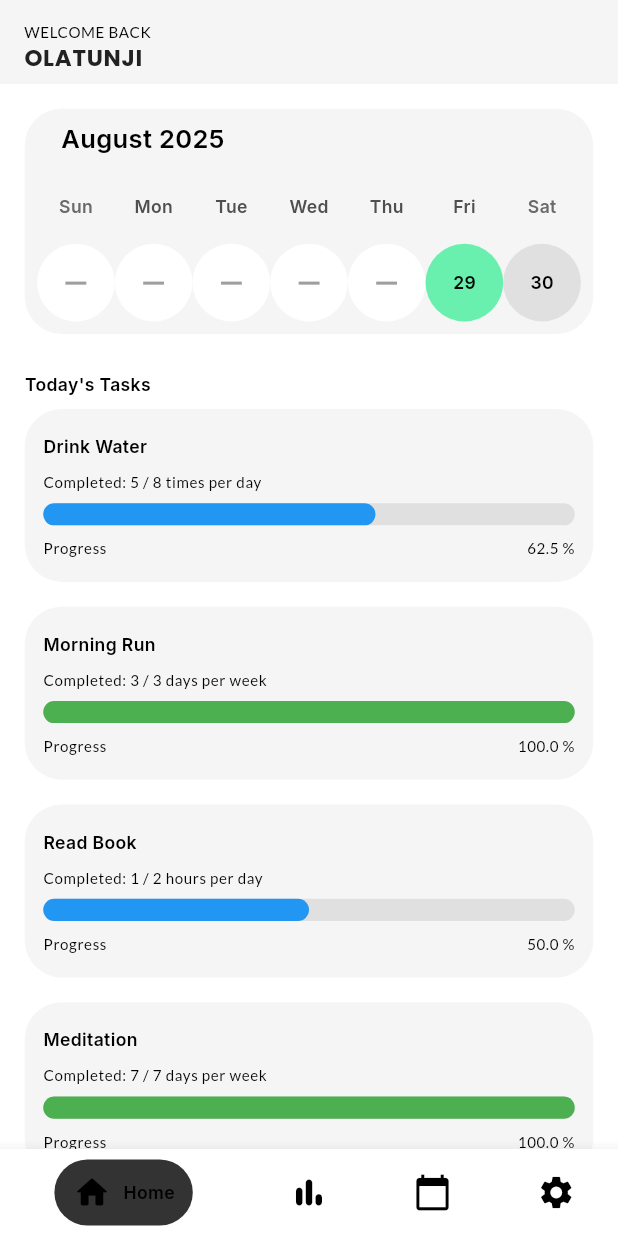
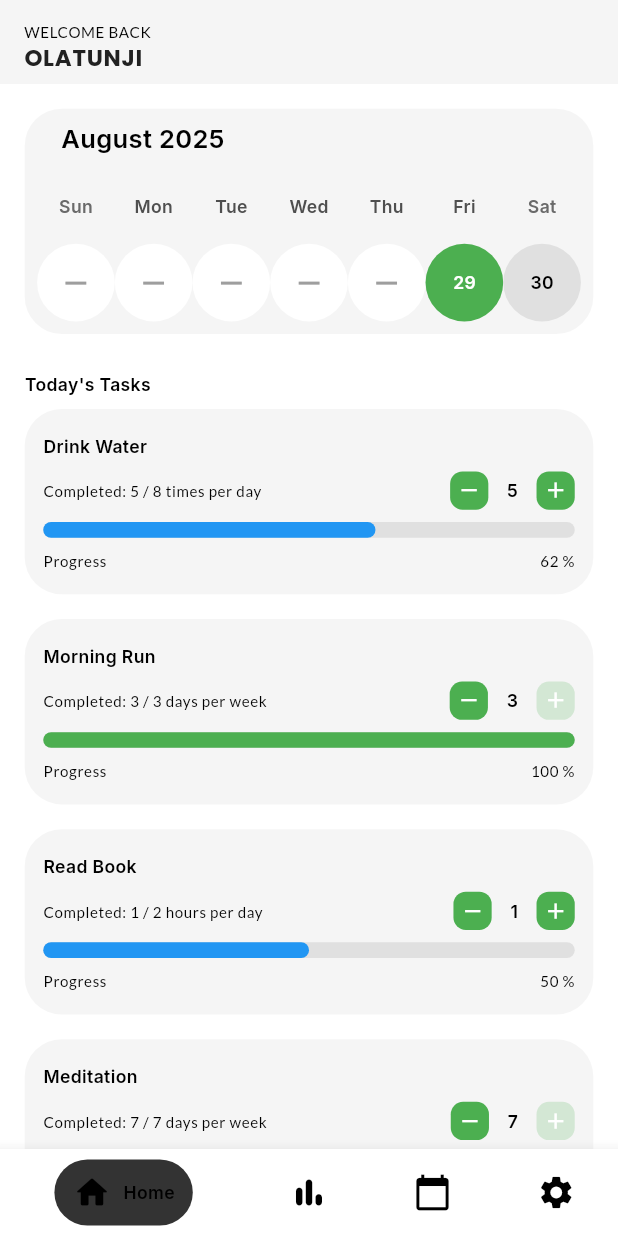
Before and after one commit to Abdulbazeet/Taskflow, a Flutter app: the screen it shows after launch, on a phone screen of 412 x 824 dp. Run offline on Flutter 3.47's test engine with Material 3 defaults, Android fonts, the phone set to English and light mode, and no system bars; drawn by our look-alikes of stylish_bottom_bar, table_calendar; our stand-ins replace go_router, google_fonts, sizer.

Commit message:
`Refactor Today widget: update colors, layout, and habit tracking UI`

```diff
--- a/lib/presenation/today/today.dart
+++ b/lib/presenation/today/today.dart
@@ -63,12 +63,14 @@ class _TodayState extends State<Today> {
                     return Container(
                       decoration: BoxDecoration(
                         shape: BoxShape.circle,
-                        color: Colors.greenAccent,
+                        color: Theme.of(context).colorScheme.primary,
                       ),
                       child: Center(
                         child: Text(
                           date.day.toString(),
-                          style: Theme.of(context).textTheme.bodyMedium,
+                          style: Theme.of(
+                            context,
+                          ).textTheme.bodyMedium!.copyWith(color: Colors.white),
                         ),
                       ),
                     );
@@ -119,8 +121,12 @@ class _TodayState extends State<Today> {
                 List<Habits> habitItems = [];
                 final List habit = AppUtils.habits;
                 habitItems = habit.map((e) => Habits.fromMap(e)).toList();
+                int currentRun = habitItems[index].achievedValue;
+                Color iconColor = Theme.of(context).colorScheme.primary;
+                return StatefulBuilder(
+                  builder: (context, setState) {
                     return Container(
-                  height: 14.sh,
+                      height: 15.sh,
                       decoration: BoxDecoration(
                         color: Theme.of(context).colorScheme.surface,
 
@@ -146,8 +152,90 @@ class _TodayState extends State<Today> {
                           Row(
                             children: [
                               Text(
-                            'Completed: ${habitItems[index].achievedValue} / ${habitItems[index].frequencyValue} ${habitItems[index].frequencyUnit}',
+                                'Completed: $currentRun / ${habitItems[index].frequencyValue} ${habitItems[index].frequencyUnit}',
                                 style: Theme.of(context).textTheme.bodySmall,
+                              ),
+                              Spacer(),
+                              Row(
+                                children: [
+                                  InkWell(
+                                    onTap: () {
+                                      if (currentRun == 0) {
+                                        setState(() {});
+                                      } else {
+                                        setState(() {
+                                          currentRun--;
+                                        });
+                                      }
+                                    },
+                                    child: Container(
+                                      padding: EdgeInsets.all(0.5.h),
+                                      decoration: BoxDecoration(
+                                        color: currentRun < 1
+                                            ? Theme.of(context)
+                                                  .colorScheme
+                                                  .primary
+                                                  .withValues(alpha: .2)
+                                            : Theme.of(
+                                                context,
+                                              ).colorScheme.primary,
+                                        borderRadius: BorderRadius.circular(
+                                          1.sh,
+                                        ),
+                                      ),
+
+                                      child: Icon(
+                                        Icons.remove,
+                                        size: 17.sp,
+                                        color: Colors.white,
+                                      ),
+                                    ),
+                                  ),
+                                  SizedBox(width: 3.sw),
+                                  Text(
+                                    currentRun.toString(),
+                                    style: Theme.of(
+                                      context,
+                                    ).textTheme.bodyMedium,
+                                  ),
+                                  SizedBox(width: 3.sw),
+                                  InkWell(
+                                    onTap: () {
+                                      if (currentRun ==
+                                          habitItems[index].frequencyValue) {
+                                        setState(() {});
+                                      } else {
+                                        setState(() {
+                                          currentRun++;
+                                        });
+                                      }
+                                    },
+                                    child: Container(
+                                      padding: EdgeInsets.all(0.5.h),
+                                      decoration: BoxDecoration(
+                                        color:
+                                            currentRun ==
+                                                habitItems[index].frequencyValue
+                                            ? Theme.of(context)
+                                                  .colorScheme
+                                                  .primary
+                                                  .withValues(alpha: .2)
+                                            : Theme.of(
+                                                context,
+                                              ).colorScheme.primary,
+                                        borderRadius: BorderRadius.circular(
+                                          1.sh,
+                                        ),
+                                      ),
+
+                                      child: Icon(
+                                        Icons.add,
+                                        size: 17.sp,
+                                        color: Colors.white,
+                                      ),
+                                    ),
+                                  ),
+                                ],
                               ),
                             ],
                           ),
@@ -158,10 +246,10 @@ class _TodayState extends State<Today> {
                               borderRadius: BorderRadius.circular(2.sh),
 
                               value:
-                              habitItems[index].achievedValue /
-                              habitItems[index].frequencyValue,
+                                  currentRun / habitItems[index].frequencyValue,
                               backgroundColor: Colors.grey.shade300,
-                          color: habitItems[index].status == "completed"
+                              color:
+                                  currentRun == habitItems[index].frequencyValue
                                   ? Colors.green
                                   : Colors.blue,
                             ),
@@ -176,13 +264,15 @@ class _TodayState extends State<Today> {
                               ),
                               Spacer(),
                               Text(
-                            '${(habitItems[index].achievedValue / habitItems[index].frequencyValue) * 100} %',
+                                '${((currentRun / habitItems[index].frequencyValue) * 100).floor()} %',
                                 style: Theme.of(context).textTheme.bodySmall,
                               ),
                             ],
                           ),
                         ],
                       ),
+                    );
+                  },
                 );
               },
             ),
```
Also changed, not shown: pubspec.lock. Lines whose indentation alone changed are shown as unchanged.
